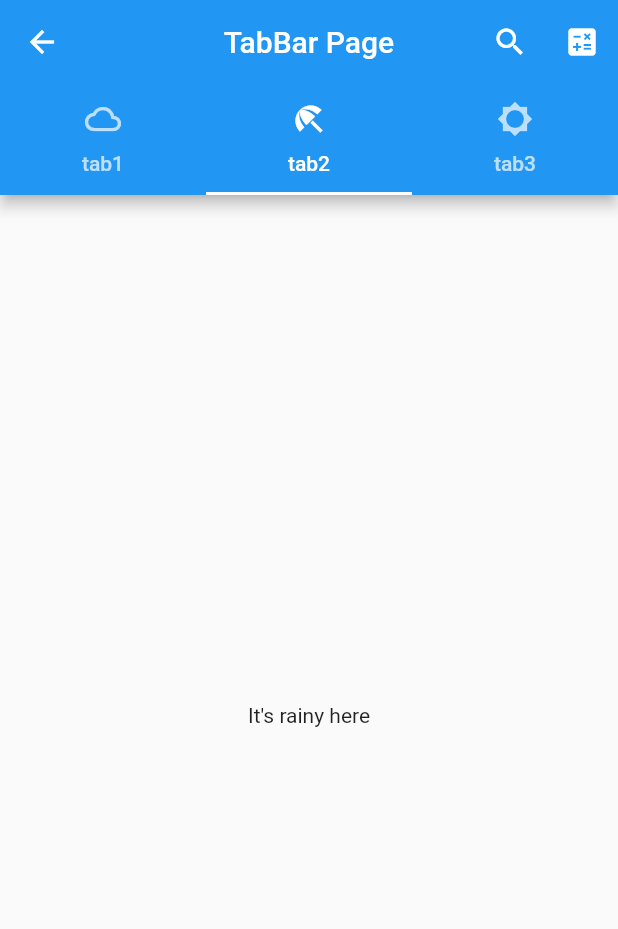
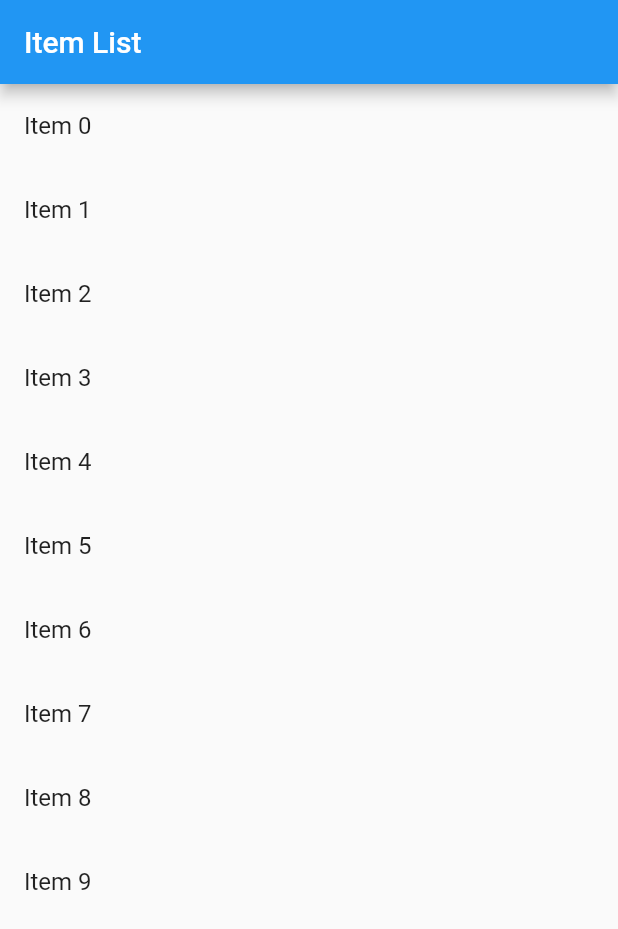
Before and after one commit to DarthCoon5/flutter_app, a Flutter app: the screen it shows after launch, on a phone screen of 412 x 824 dp. Shown: the top 929 px of the screen. Run offline on Flutter 3.47's test engine with Material 2 defaults, Android fonts, the phone set to English and light mode, and no system bars.

Commit message:
navigator widget

```diff
--- a/lib/src/app.dart
+++ b/lib/src/app.dart
@@ -1,5 +1,5 @@
 import 'package:flutter/material.dart';
-import 'package:flutter_app/src/pages/tab/tab_page.dart';
+import 'package:flutter_app/src/pages/navigator/navigator_list_page.dart';
 
 class MyApp extends StatelessWidget {
   const MyApp({Key? key}) : super(key: key);
@@ -12,7 +12,7 @@ class MyApp extends StatelessWidget {
       theme: ThemeData(
         primarySwatch: Colors.blue,
       ),
-      home: const TabPage(),
+      home: const NavigatorListPage(),
     );
   }
 }
--- /dev/null
+++ b/lib/src/pages/navigator/items_list_page.dart
@@ -0,0 +1,30 @@
+import 'package:flutter/material.dart';
+
+class ItemsListPage extends StatefulWidget {
+  final ValueChanged<String> onItemTapped;
+
+  const ItemsListPage(
+      {Key? key, required this.onItemTapped})
+      : super(key: key);
+
+  @override
+  State<ItemsListPage> createState() => _ItemsListPageState();
+}
+
+class _ItemsListPageState extends State<ItemsListPage> {
+  @override
+  Widget build(BuildContext context) {
+    return Scaffold(
+      appBar: AppBar(
+        title: const Text('Item List'),
+      ),
+      body: ListView.builder(
+        itemBuilder: (_, index) => ListTile(
+          onTap: () => widget.onItemTapped('Item $index'),
+          title: Text('Item $index'),
+        ),
+        itemCount: 10,
+      ),
+    );
+  }
+}
--- /dev/null
+++ b/lib/src/pages/navigator/navigator_list_page.dart
@@ -0,0 +1,37 @@
+import 'package:flutter/material.dart';
+import 'package:flutter_app/src/pages/navigator/items_list_page.dart';
+
+class NavigatorListPage extends StatefulWidget {
+  const NavigatorListPage({Key? key}) : super(key: key);
+
+  @override
+  State<NavigatorListPage> createState() => _NavigatorListPageState();
+}
+
+class _NavigatorListPageState extends State<NavigatorListPage> {
+  String? _selectedItem;
+  bool show404 = false;
+
+  @override
+  Widget build(BuildContext context) {
+    return Navigator(
+      pages: [
+        MaterialPage(
+          key: const ValueKey('ItemListScreen'),
+          child: ItemsListPage(
+            onItemTapped: _handleItemTapped,
+          ),
+        )
+      ],
+      onPopPage: (route, result) => route.didPop(result),
+    );
+  }
+
+
+  void _handleItemTapped(String item) {
+    setState(() {
+      _selectedItem = item;
+    });
+  }
+
+}
--- a/lib/src/pages/tab/tab_search_page.dart
+++ b/lib/src/pages/tab/tab_search_page.dart
@@ -41,8 +41,7 @@ class _TabSearchPageState extends State<TabSearchPage> {
           ),
           Container(
             margin: const EdgeInsets.symmetric(vertical: 15.0),
-            decoration: BoxDecoration(
-                border: Border.all(color: Colors.red)),
+            decoration: BoxDecoration(border: Border.all(color: Colors.red)),
             child: Text(
               widget.essence ?? "",
               style: const TextStyle(
```
